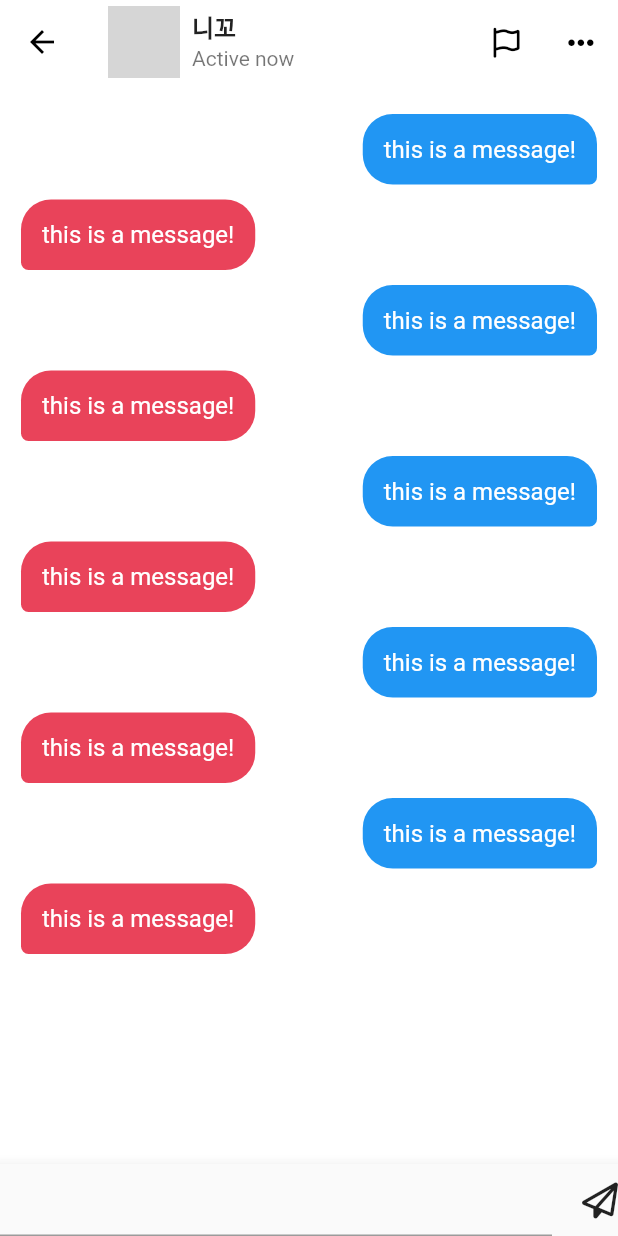
After one commit to m00p1ng/hello-flutter, a Flutter app: the ChatDetailScreen screen opened directly, on a phone screen of 412 x 824 dp. The commit adds this screen. Run offline on Flutter 3.47's test engine with Material 2 defaults, Android fonts, the phone set to English and light mode, and no system bars; our stand-ins replace flutter_riverpod, flutter_svg, font_awesome_flutter, hive, hive_flutter, rxdart and 3 more; missing offline and left inert: page_flip_builder; accounts and stored records are empty; network calls fail; project files that could hold a hidden picture were left out; grey boxes are pictures that could not be loaded.

Commit message:
add inbox

```diff
--- a/tiktok_clone/lib/features/inbox/activity_screen.dart
+++ b/tiktok_clone/lib/features/inbox/activity_screen.dart
@@ -85,6 +85,7 @@ class _ActivityScreenState extends State<ActivityScreen>
         title: GestureDetector(
           onTap: _toggleAnimations,
           child: Row(
+            mainAxisSize: MainAxisSize.min,
             mainAxisAlignment: MainAxisAlignment.center,
             children: [
               const Text("All activity"),
--- /dev/null
+++ b/tiktok_clone/lib/features/inbox/chat_detail_screen.dart
@@ -0,0 +1,121 @@
+import 'package:flutter/material.dart';
+import 'package:font_awesome_flutter/font_awesome_flutter.dart';
+import 'package:tiktok_clone/constants/gaps.dart';
+import 'package:tiktok_clone/constants/sizes.dart';
+
+class ChatDetailScreen extends StatefulWidget {
+  const ChatDetailScreen({super.key});
+
+  @override
+  State<ChatDetailScreen> createState() => _ChatDetailScreenState();
+}
+
+class _ChatDetailScreenState extends State<ChatDetailScreen> {
+  @override
+  Widget build(BuildContext context) {
+    return Scaffold(
+      appBar: AppBar(
+        title: ListTile(
+          contentPadding: EdgeInsets.zero,
+          horizontalTitleGap: Sizes.size8,
+          leading: const CircleAvatar(
+            radius: Sizes.size24,
+            foregroundImage: NetworkImage(
+              "https://avatars.githubusercontent.com/u/3612017",
+            ),
+            child: Text('니꼬'),
+          ),
+          title: const Text(
+            '니꼬',
+            style: TextStyle(
+              fontWeight: FontWeight.w600,
+            ),
+          ),
+          subtitle: const Text('Active now'),
+          trailing: Row(
+            mainAxisSize: MainAxisSize.min,
+            children: const [
+              FaIcon(
+                FontAwesomeIcons.flag,
+                color: Colors.black,
+                size: Sizes.size20,
+              ),
+              Gaps.h32,
+              FaIcon(
+                FontAwesomeIcons.ellipsis,
+                color: Colors.black,
+                size: Sizes.size20,
+              ),
+            ],
+          ),
+        ),
+      ),
+      body: Stack(
+        children: [
+          ListView.separated(
+            padding: const EdgeInsets.symmetric(
+              vertical: Sizes.size20,
+              horizontal: Sizes.size14,
+            ),
+            itemBuilder: (context, index) {
+              final isMine = index % 2 == 0;
+              return Row(
+                mainAxisSize: MainAxisSize.min,
+                mainAxisAlignment:
+                    isMine ? MainAxisAlignment.end : MainAxisAlignment.start,
+                children: [
+                  Container(
+                    padding: const EdgeInsets.all(Sizes.size14),
+                    decoration: BoxDecoration(
+                      color:
+                          isMine ? Colors.blue : Theme.of(context).primaryColor,
+                      borderRadius: BorderRadius.only(
+                        topLeft: const Radius.circular(
+                          Sizes.size20,
+                        ),
+                        topRight: const Radius.circular(
+                          Sizes.size20,
+                        ),
+                        bottomLeft: Radius.circular(
+                          isMine ? Sizes.size20 : Sizes.size5,
+                        ),
+                        bottomRight: Radius.circular(
+                          !isMine ? Sizes.size20 : Sizes.size5,
+                        ),
+                      ),
+                    ),
+                    child: const Text(
+                      "this is a message!",
+                      style: TextStyle(
+                        color: Colors.white,
+                        fontSize: Sizes.size16,
+                      ),
+                    ),
+                  ),
+                ],
+              );
+            },
+            separatorBuilder: (context, index) => Gaps.v10,
+            itemCount: 10,
+          ),
+          Positioned(
+            bottom: 0,
+            width: MediaQuery.of(context).size.width,
+            child: BottomAppBar(
+              color: Colors.grey.shade50,
+              child: Row(
+                children: [
+                  const Expanded(child: TextField()),
+                  Gaps.h20,
+                  Container(
+                    child: const FaIcon(FontAwesomeIcons.paperPlane),
+                  )
+                ],
+              ),
+            ),
+          )
+        ],
+      ),
+    );
+  }
+}
--- a/tiktok_clone/lib/features/main_navigation/main_navigation_screen.dart
+++ b/tiktok_clone/lib/features/main_navigation/main_navigation_screen.dart
@@ -16,7 +16,7 @@ class MainNavigationScreen extends StatefulWidget {
 }
 
 class _MainNavigationScreenState extends State<MainNavigationScreen> {
-  int _selectedIndex = 1;
+  int _selectedIndex = 3;
 
   void _onTap(int index) {
     setState(() {
--- a/tiktok_clone/lib/main.dart
+++ b/tiktok_clone/lib/main.dart
@@ -1,6 +1,6 @@
 import 'package:flutter/material.dart';
 import 'package:tiktok_clone/constants/sizes.dart';
-import 'package:tiktok_clone/features/inbox/activity_screen.dart';
+import 'package:tiktok_clone/features/main_navigation/main_navigation_screen.dart';
 
 void main() {
   runApp(const TikTokApp());
@@ -31,7 +31,7 @@ class TikTokApp extends StatelessWidget {
           ),
         ),
       ),
-      home: const ActivityScreen(),
+      home: const MainNavigationScreen(),
     );
   }
 }
```
Also changed, not shown: tiktok_clone/lib/features/inbox/chats_screen.dart (added, +116 -0 lines), tiktok_clone/lib/features/inbox/inbox_screen.dart (+16 -4 lines).
